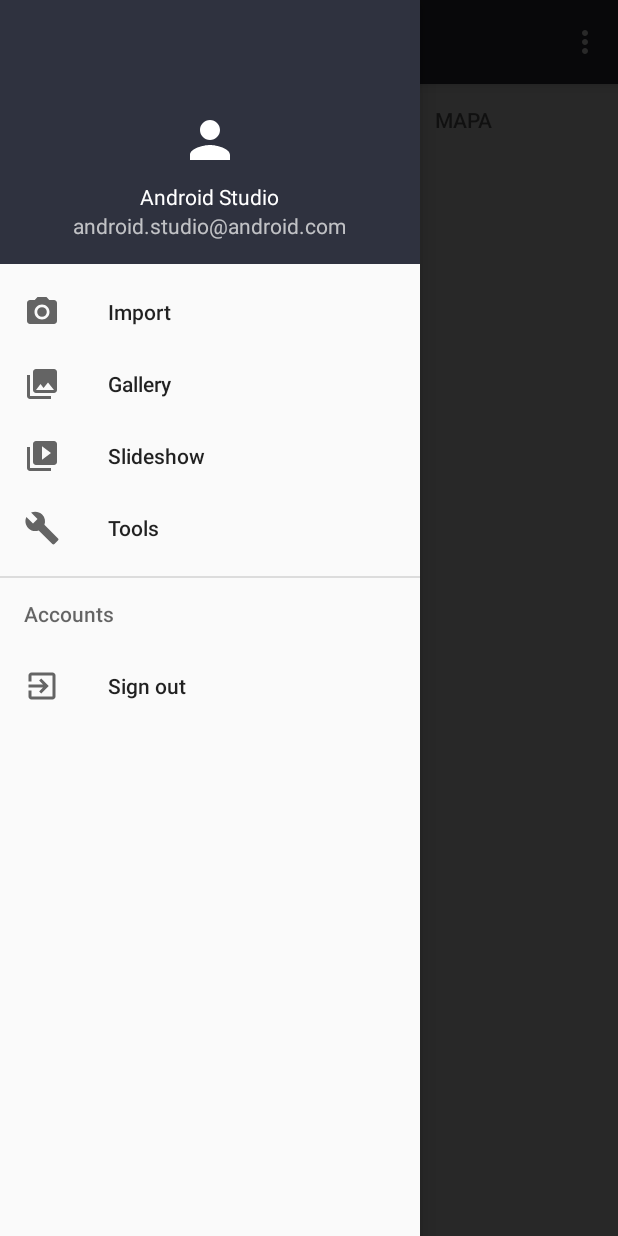
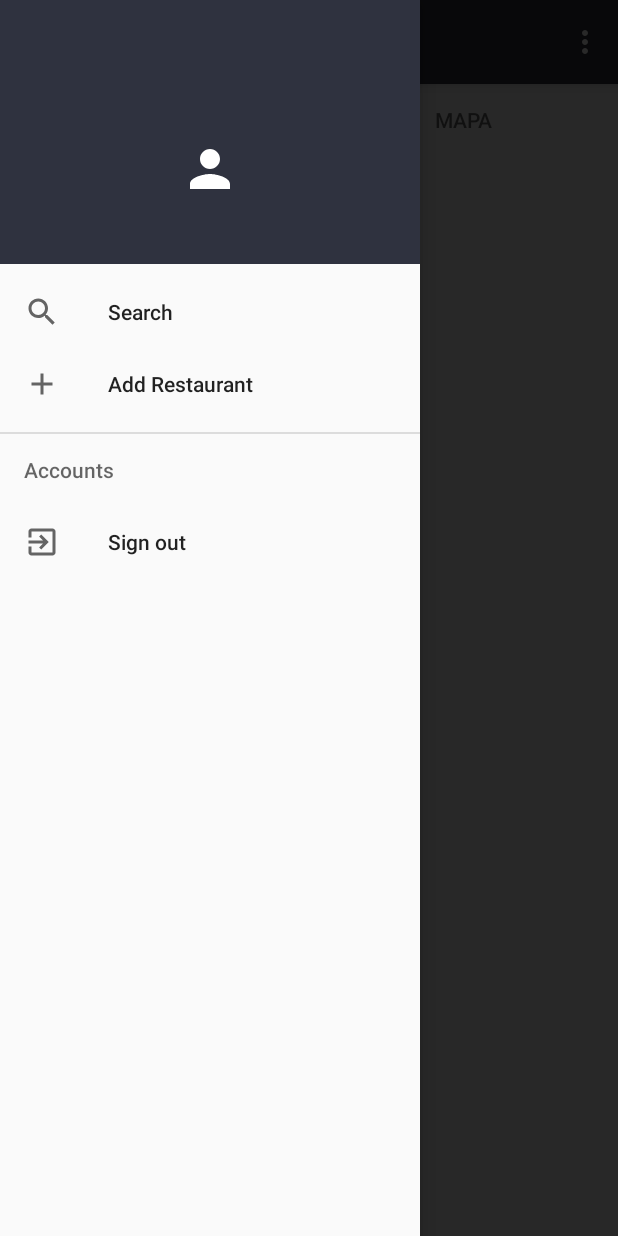
Before and after one commit to Shukq/Project1-Tec, an Android app: the HomeActivity2 screen opened directly, with no data from a screen before it, with the side drawer open, on a phone screen of 412 x 824 dp. Run offline under Robolectric (Android 15) with nearby library versions, the phone set to English and light mode, and no system bars.

Commit message:
Login,Register,RestaurantList -> Success

```diff
--- a/app/build.gradle
+++ b/app/build.gradle
@@ -37,6 +37,9 @@ dependencies {
     implementation 'com.android.support:design:28.0.0'
     implementation 'com.android.support:recyclerview-v7:28.0.0'
 
+    //Picasso
+    implementation 'com.squareup.picasso:picasso:2.71828'
+
     //Retrofit
     implementation 'com.squareup.retrofit2:retrofit:2.5.0'
     implementation 'com.squareup.retrofit2:converter-gson:2.5.0'
--- a/app/src/main/java/com/example/project1/activities/HomeActivity2.kt
+++ b/app/src/main/java/com/example/project1/activities/HomeActivity2.kt
@@ -8,8 +8,10 @@ import android.support.v4.view.ViewPager
 import android.support.v7.app.ActionBarDrawerToggle
 import android.support.v7.app.AlertDialog
 import android.support.v7.app.AppCompatActivity
+import android.util.Log
 import android.view.Menu
 import android.view.MenuItem
+import android.widget.TextView
 import com.example.project1.fragments.FragmentAdapter
 import com.example.project1.fragments.ListFragment
 import com.example.project1.fragments.MapFragment
@@ -17,10 +19,14 @@ import com.example.project1.R
 import kotlinx.android.synthetic.main.activity_home2.*
 import kotlinx.android.synthetic.main.app_bar_home2.*
 
+
+
+
 class HomeActivity2 : AppCompatActivity(), NavigationView.OnNavigationItemSelectedListener {
     private lateinit var viewPager:ViewPager
     private var TAG:String = "MainActivity"
     private lateinit var mFragmentAdapter: FragmentAdapter
+    private var email = ""
 
 
     override fun onCreate(savedInstanceState: Bundle?) {
@@ -35,12 +41,17 @@ class HomeActivity2 : AppCompatActivity(), NavigationView.OnNavigationItemSelect
         tabLayout.setupWithViewPager(viewPager)
 
 
+        email = this.intent.getStringExtra("email")
+        val navigationView = findViewById<NavigationView>(R.id.nav_view)
+        val headerView = navigationView.getHeaderView(0)
+        val navUsername = headerView.findViewById(R.id.txt_email_nav) as TextView
+        navUsername.text = email
 
 
         val toggle = ActionBarDrawerToggle(
             this, drawer_layout, toolbar,
-            R.string.navigation_drawer_open,
-            R.string.navigation_drawer_close
+            com.example.project1.R.string.navigation_drawer_open,
+            com.example.project1.R.string.navigation_drawer_close
         )
         drawer_layout.addDrawerListener(toggle)
         toggle.syncState()
@@ -96,10 +107,32 @@ class HomeActivity2 : AppCompatActivity(), NavigationView.OnNavigationItemSelect
 
     override fun onNavigationItemSelected(item: MenuItem): Boolean {
         // Handle navigation view item clicks here.
-        when (item.itemId) {
+        if(item.itemId==R.id.nav_exit)
+        {
+            Log.i("werwer","ewrew")
+        }
+        when(item.itemId) {
 
             R.id.nav_exit -> {
+                Log.e("HALP","HALP2")
+                val dialogBack = AlertDialog.Builder(this)
+                dialogBack.setTitle("Exit")
+                dialogBack.setMessage("Do you want to close session?")
+                dialogBack.setPositiveButton("Yes"){
+                        dialog,_ ->
+                    dialog.dismiss()
+                    finish()
+                    }
+                dialogBack.setNegativeButton("No"){
+                        dialog,_ ->
+                    dialog.dismiss()
+                }
+                val d = dialogBack.create()
+                d.show()
+            }
 
+            R.id.nav_add -> {
+                Log.e("TORUPLOX","STAHP")
             }
 
         }
--- a/app/src/main/java/com/example/project1/api/ServiceApi.kt
+++ b/app/src/main/java/com/example/project1/api/ServiceApi.kt
@@ -15,6 +15,10 @@ interface ServiceApi {
     fun createUser(@Body user:HashMap<String, Any>
     ): Call<DefaultResponse>
 
+    @POST("auth/signIn")
+    fun logIn(@Body user:HashMap<String, Any>
+    ): Call<DefaultResponse>
+
     @GET("rest/restList")
     fun getRestaurant():Call<ArrayList<Restaurant>>
 
--- /dev/null
+++ b/app/src/main/res/drawable/ic_add_black_24dp.xml
@@ -0,0 +1,4 @@
+<vector android:height="26dp" android:viewportHeight="24.0"
+    android:viewportWidth="24.0" android:width="26dp" xmlns:android="http://schemas.android.com/apk/res/android">
+    <path android:fillColor="#FF000000" android:pathData="M19,13h-6v6h-2v-6H5v-2h6V5h2v6h6v2z"/>
+</vector>
--- /dev/null
+++ b/app/src/main/res/drawable/ic_search_black_24dp.xml
@@ -0,0 +1,4 @@
+<vector android:height="26dp" android:viewportHeight="24.0"
+    android:viewportWidth="24.0" android:width="26dp" xmlns:android="http://schemas.android.com/apk/res/android">
+    <path android:fillColor="#FF000000" android:pathData="M15.5,14h-0.79l-0.28,-0.27C15.41,12.59 16,11.11 16,9.5 16,5.91 13.09,3 9.5,3S3,5.91 3,9.5 5.91,16 9.5,16c1.61,0 3.09,-0.59 4.23,-1.57l0.27,0.28v0.79l5,4.99L20.49,19l-4.99,-5zM9.5,14C7.01,14 5,11.99 5,9.5S7.01,5 9.5,5 14,7.01 14,9.5 11.99,14 9.5,14z"/>
+</vector>
--- a/app/src/main/res/layout/activity_log_in.xml
+++ b/app/src/main/res/layout/activity_log_in.xml
@@ -58,7 +58,7 @@
                 android:inputType="textEmailAddress"
                 android:layout_width="match_parent"
                 android:layout_height="wrap_content"
-                android:id="@+id/txt_user"/>
+                android:id="@+id/txt_user" android:text="nacho@gmail.com"/>
     </android.support.design.widget.TextInputLayout>
     <android.support.design.widget.TextInputLayout
             android:hint="Password"
@@ -77,7 +77,7 @@
                 android:inputType="textPassword"
                 android:layout_width="match_parent"
                 android:layout_height="wrap_content"
-                android:id="@+id/txt_pass"/>
+                android:id="@+id/txt_pass" android:text="123"/>
     </android.support.design.widget.TextInputLayout>
     <Button
             android:background="@drawable/button_log_in"
--- a/app/src/main/res/layout/activity_sign_up.xml
+++ b/app/src/main/res/layout/activity_sign_up.xml
@@ -48,7 +48,7 @@
             android:hint="Email"
             android:textColorHint="@android:color/white"
             android:layout_width="match_parent"
-            android:layout_height="61dp"
+            android:layout_height="wrap_content"
             app:layout_constraintEnd_toEndOf="parent" android:layout_marginEnd="40dp"
             app:layout_constraintStart_toStartOf="parent" android:layout_marginStart="40dp"
             android:id="@+id/textInputLayout"
--- a/app/src/main/res/layout/nav_header_home2.xml
+++ b/app/src/main/res/layout/nav_header_home2.xml
@@ -28,14 +28,7 @@
             android:paddingTop="@dimen/nav_header_vertical_spacing"
             android:text="@string/nav_header_title"
             android:textAppearance="@style/TextAppearance.AppCompat.Body1"
-            android:layout_gravity="center"/>
+            android:layout_gravity="center" android:id="@+id/txt_email_nav"/>
 
 
-    <TextView
-            android:layout_width="wrap_content"
-            android:layout_height="wrap_content"
-            android:text="@string/nav_header_subtitle"
-            android:id="@+id/textView"
-            android:layout_gravity="center"/>
-
 </LinearLayout>
--- a/app/src/main/res/menu/activity_home2_drawer.xml
+++ b/app/src/main/res/menu/activity_home2_drawer.xml
@@ -5,21 +5,14 @@
 
     <group android:checkableBehavior="single">
         <item
-                android:id="@+id/nav_camera"
-                android:icon="@drawable/ic_menu_camera"
-                android:title="Import"/>
+                android:id="@+id/nav_search"
+                android:icon="@drawable/ic_search_black_24dp"
+                android:title="Search"/>
         <item
-                android:id="@+id/nav_gallery"
-                android:icon="@drawable/ic_menu_gallery"
-                android:title="Gallery"/>
-        <item
-                android:id="@+id/nav_slideshow"
-                android:icon="@drawable/ic_menu_slideshow"
-                android:title="Slideshow"/>
-        <item
-                android:id="@+id/nav_manage"
-                android:icon="@drawable/ic_menu_manage"
-                android:title="Tools"/>
+                android:id="@+id/nav_add"
+                android:icon="@drawable/ic_add_black_24dp"
+                android:title="Add Restaurant"/>
+
     </group>
 
     <item android:title="Accounts">
```
Also changed, not shown: app/src/main/java/com/example/project1/activities/LogInActivity.kt (+37 -5 lines), app/src/main/java/com/example/project1/activities/SignUpActivity.kt (+33 -33 lines), app/src/main/java/com/example/project1/fragments/ListAdapter.kt (+18 -1 lines), app/src/main/res/layout/recycle_row.xml (+6 -2 lines).
